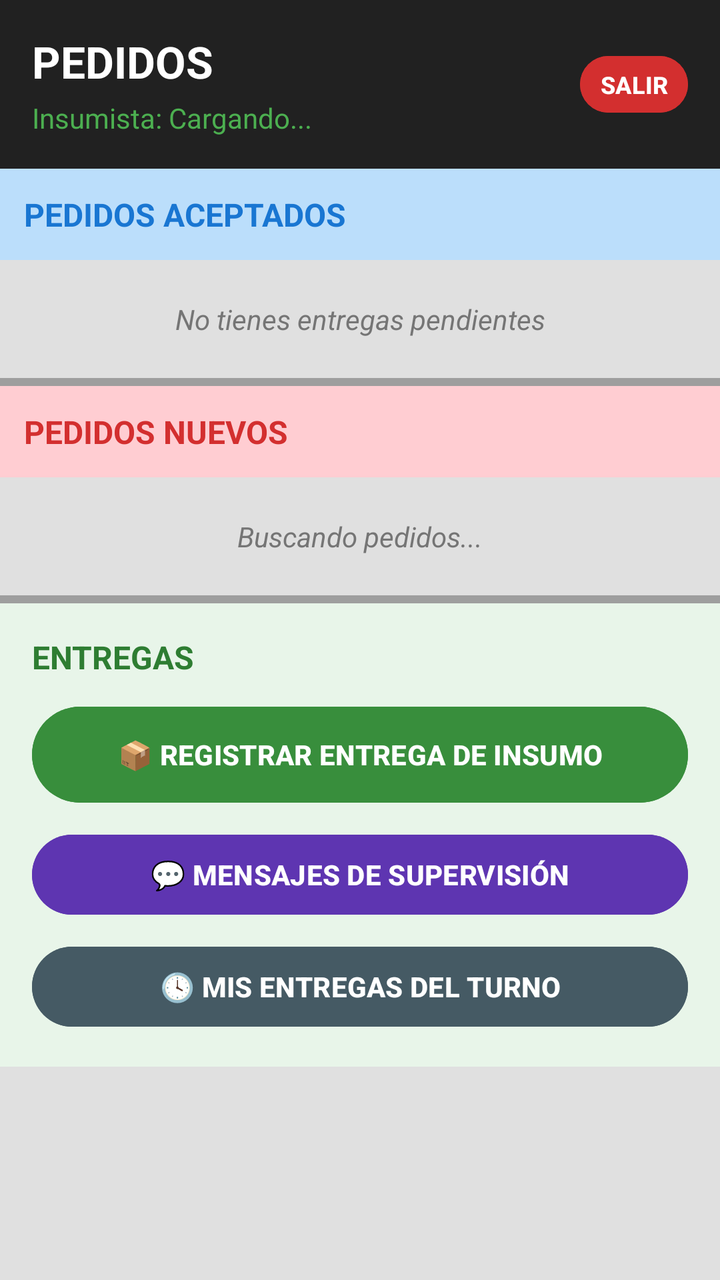
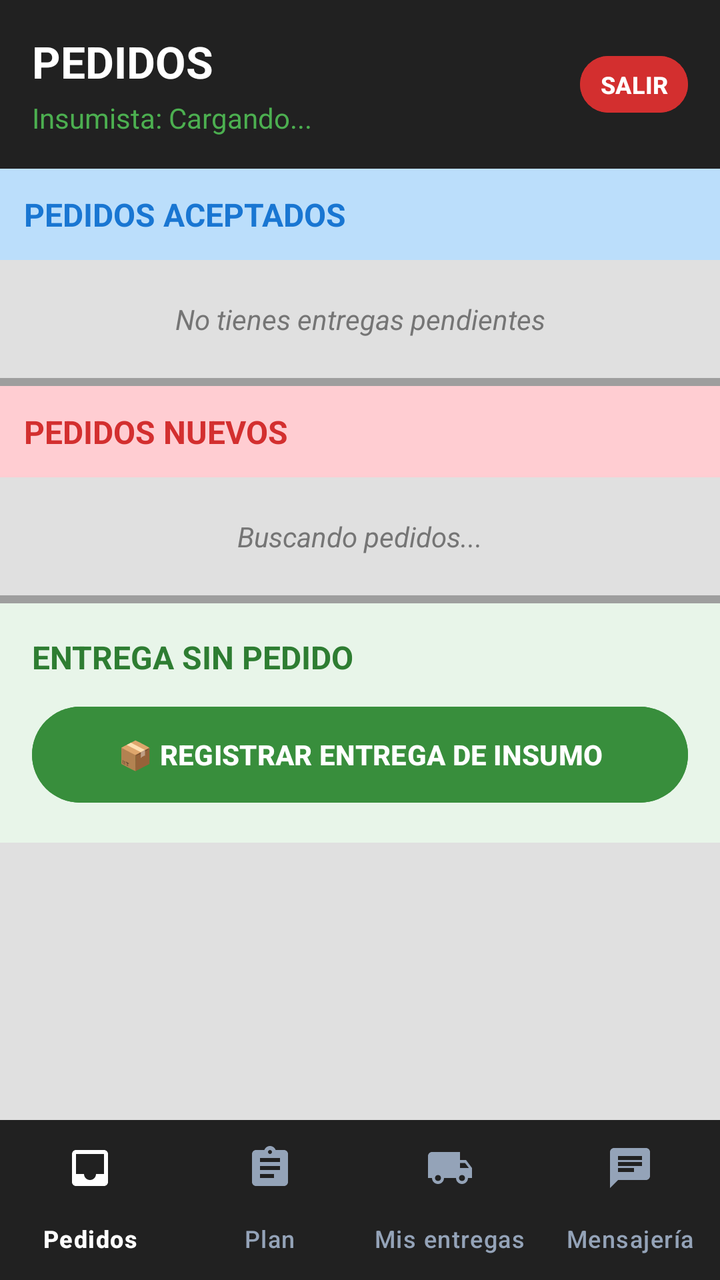

Two renders of the same Android screen: before a commit and after it. Below are the layout's source before the change and the commit's diff.
<!-- AndroidManifest.xml: application theme Theme.Controller -->
<!-- res/layout/activity_bandeja_insumos.xml -->
<?xml version="1.0" encoding="utf-8"?>
<LinearLayout xmlns:android="http://schemas.android.com/apk/res/android"
    android:layout_width="match_parent"
    android:layout_height="match_parent"
    android:orientation="vertical"
    android:background="#E0E0E0"
    android:fitsSystemWindows="true">

    <LinearLayout
        android:layout_width="match_parent"
        android:layout_height="wrap_content"
        android:background="#212121"
        android:padding="16dp"
        android:orientation="horizontal"
        android:gravity="center_vertical">
        <LinearLayout
            android:layout_width="0dp"
            android:layout_height="wrap_content"
            android:layout_weight="1"
            android:orientation="vertical">
            <TextView
                android:layout_width="wrap_content"
                android:layout_height="wrap_content"
                android:text="PEDIDOS"
                android:textColor="#FFFFFF"
                android:textSize="22sp"
                android:textStyle="bold"/>
            <TextView
                android:id="@+id/tvUsuarioLogueado"
                android:layout_width="wrap_content"
                android:layout_height="wrap_content"
                android:text="Insumista: Cargando..."
                android:textColor="#4CAF50"
                android:textSize="14sp"
                android:layout_marginTop="4dp"/>
        </LinearLayout>
        <Button
            android:id="@+id/btnCerrarSesion"
            android:layout_width="wrap_content"
            android:layout_height="wrap_content"
            android:minHeight="0dp"
            android:minWidth="0dp"
            android:paddingHorizontal="10dp"
            android:text="SALIR"
            android:textSize="12sp"
            android:backgroundTint="#D32F2F"
            android:textColor="#FFFFFF"
            android:textStyle="bold"/>
    </LinearLayout>

    <androidx.core.widget.NestedScrollView
        android:layout_width="match_parent"
        android:layout_height="match_parent"
        android:fillViewport="true">

        <LinearLayout
            android:layout_width="match_parent"
            android:layout_height="wrap_content"
            android:orientation="vertical">

            <TextView
                android:layout_width="match_parent"
                android:layout_height="wrap_content"
                android:text="PEDIDOS ACEPTADOS"
                android:textColor="#1976D2"
                android:textStyle="bold"
                android:padding="12dp"
                android:textSize="16sp"
                android:background="#BBDEFB"/>

            <TextView
                android:id="@+id/tvSinAsignados"
                android:layout_width="match_parent"
                android:layout_height="wrap_content"
                android:text="No tienes entregas pendientes"
                android:gravity="center"
                android:padding="20dp"
                android:textStyle="italic"
                android:textColor="#757575"/>

            <androidx.recyclerview.widget.RecyclerView
                android:id="@+id/rvAsignados"
                android:layout_width="match_parent"
                android:layout_height="wrap_content"
                android:nestedScrollingEnabled="false" /> <View
            android:layout_width="match_parent"
            android:layout_height="4dp"
            android:background="#9E9E9E"/>

            <TextView
                android:layout_width="match_parent"
                android:layout_height="wrap_content"
                android:text="PEDIDOS NUEVOS"
                android:textColor="#D32F2F"
                android:textStyle="bold"
                android:padding="12dp"
                android:textSize="16sp"
                android:background="#FFCDD2"/>

            <TextView
                android:id="@+id/tvSinPedidos"
                android:layout_width="match_parent"
                android:layout_height="wrap_content"
                android:text="Buscando pedidos..."
                android:gravity="center"
                android:padding="20dp"
                android:textStyle="italic"
                android:textColor="#757575"/>

            <androidx.recyclerview.widget.RecyclerView
                android:id="@+id/rvPedidos"
                android:layout_width="match_parent"
                android:layout_height="wrap_content"
                android:nestedScrollingEnabled="false" />

            <View
                android:layout_width="match_parent"
                android:layout_height="4dp"
                android:background="#9E9E9E"/>

            <LinearLayout
                android:layout_width="match_parent"
                android:layout_height="wrap_content"
                android:background="#E8F5E9"
                android:padding="16dp"
                android:orientation="vertical">

                <TextView
                    android:layout_width="match_parent"
                    android:layout_height="wrap_content"
                    android:text="ENTREGAS"
                    android:textColor="#2E7D32"
                    android:textStyle="bold"
                    android:textSize="16sp"
                    android:layout_marginBottom="10dp"/>

                <Button
                    android:id="@+id/btnEntregarInsumo"
                    android:layout_width="match_parent"
                    android:layout_height="56dp"
                    android:text="📦 REGISTRAR ENTREGA DE INSUMO"
                    android:textColor="#FFFFFF"
                    android:textStyle="bold"
                    android:backgroundTint="#388E3C"/>

                <Button
                    android:id="@+id/btnMensajesBodega"
                    android:layout_width="match_parent"
                    android:layout_height="48dp"
                    android:layout_marginTop="8dp"
                    android:text="💬 MENSAJES DE SUPERVISIÓN"
                    android:textColor="#FFFFFF"
                    android:textStyle="bold"
                    android:backgroundTint="#5E35B1"/>

                <Button
                    android:id="@+id/btnHistorialEntregas"
                    android:layout_width="match_parent"
                    android:layout_height="48dp"
                    android:layout_marginTop="8dp"
                    android:text="🕓 MIS ENTREGAS DEL TURNO"
                    android:textColor="#FFFFFF"
                    android:textStyle="bold"
                    android:backgroundTint="#455A64"/>
            </LinearLayout>

        </LinearLayout>
    </androidx.core.widget.NestedScrollView>

</LinearLayout>
<!-- resources referenced by this layout -->
<resources>
  <style name="Theme.Controller" parent="Base.Theme.Controller" />
  <style name="Base.Theme.Controller" parent="Theme.Material3.DayNight.NoActionBar">
          
          
      </style>
</resources>

<!-- the commit's change to res/layout/activity_bandeja_insumos.xml (unified diff, before → after) -->
@@ -1,10 +1,10 @@
 <?xml version="1.0" encoding="utf-8"?>
 <LinearLayout xmlns:android="http://schemas.android.com/apk/res/android"
+    xmlns:app="http://schemas.android.com/apk/res-auto"
     android:layout_width="match_parent"
     android:layout_height="match_parent"
     android:orientation="vertical"
-    android:background="#E0E0E0"
-    android:fitsSystemWindows="true">
+    android:background="#E0E0E0">
 
     <LinearLayout
         android:layout_width="match_parent"
@@ -19,6 +19,7 @@
             android:layout_weight="1"
             android:orientation="vertical">
             <TextView
+                android:id="@+id/tvTituloBandeja"
                 android:layout_width="wrap_content"
                 android:layout_height="wrap_content"
                 android:text="PEDIDOS"
@@ -48,123 +49,232 @@
             android:textStyle="bold"/>
     </LinearLayout>
 
-    <androidx.core.widget.NestedScrollView
+    <FrameLayout
         android:layout_width="match_parent"
-        android:layout_height="match_parent"
-        android:fillViewport="true">
-
-        <LinearLayout
-            android:layout_width="match_parent"
-            android:layout_height="wrap_content"
-            android:orientation="vertical">
+        android:layout_height="0dp"
+        android:layout_weight="1">
+
+        
+        <androidx.core.widget.NestedScrollView
+            android:id="@+id/panelPedidos"
+            android:layout_width="match_parent"
+            android:layout_height="match_parent"
+            android:fillViewport="true">
+
+            <LinearLayout
+                android:layout_width="match_parent"
+                android:layout_height="wrap_content"
+                android:orientation="vertical">
+
+                <TextView
+                    android:layout_width="match_parent"
+                    android:layout_height="wrap_content"
+                    android:text="PEDIDOS ACEPTADOS"
+                    android:textColor="#1976D2"
+                    android:textStyle="bold"
+                    android:padding="12dp"
+                    android:textSize="16sp"
+                    android:background="#BBDEFB"/>
+
+                <TextView
+                    android:id="@+id/tvSinAsignados"
+                    android:layout_width="match_parent"
+                    android:layout_height="wrap_content"
+                    android:text="No tienes entregas pendientes"
+                    android:gravity="center"
+                    android:padding="20dp"
+                    android:textStyle="italic"
+                    android:textColor="#757575"/>
+
+                <androidx.recyclerview.widget.RecyclerView
+                    android:id="@+id/rvAsignados"
+                    android:layout_width="match_parent"
+                    android:layout_height="wrap_content"
+                    android:nestedScrollingEnabled="false" />
+
+                <View
+                    android:layout_width="match_parent"
+                    android:layout_height="4dp"
+                    android:background="#9E9E9E"/>
+
+                <TextView
+                    android:layout_width="match_parent"
+                    android:layout_height="wrap_content"
+                    android:text="PEDIDOS NUEVOS"
+                    android:textColor="#D32F2F"
+                    android:textStyle="bold"
+                    android:padding="12dp"
+                    android:textSize="16sp"
+                    android:background="#FFCDD2"/>
+
+                <TextView
+                    android:id="@+id/tvSinPedidos"
+                    android:layout_width="match_parent"
+                    android:layout_height="wrap_content"
+                    android:text="Buscando pedidos..."
+                    android:gravity="center"
+                    android:padding="20dp"
+                    android:textStyle="italic"
+                    android:textColor="#757575"/>
+
+                <androidx.recyclerview.widget.RecyclerView
+                    android:id="@+id/rvPedidos"
+                    android:layout_width="match_parent"
+                    android:layout_height="wrap_content"
+                    android:nestedScrollingEnabled="false" />
+
+                <View
+                    android:layout_width="match_parent"
+                    android:layout_height="4dp"
+                    android:background="#9E9E9E"/>
+
+                <LinearLayout
+                    android:layout_width="match_parent"
+                    android:layout_height="wrap_content"
+                    android:background="#E8F5E9"
+                    android:padding="16dp"
+                    android:orientation="vertical">
+
+                    <TextView
+                        android:layout_width="match_parent"
+                        android:layout_height="wrap_content"
+                        android:text="ENTREGA SIN PEDIDO"
+                        android:textColor="#2E7D32"
+                        android:textStyle="bold"
+                        android:textSize="16sp"
+                        android:layout_marginBottom="10dp"/>
+
+                    <Button
+                        android:id="@+id/btnEntregarInsumo"
+                        android:layout_width="match_parent"
+                        android:layout_height="56dp"
+                        android:text="📦 REGISTRAR ENTREGA DE INSUMO"
+                        android:textColor="#FFFFFF"
+                        android:textStyle="bold"
+                        android:backgroundTint="#388E3C"/>
+                </LinearLayout>
+
+            </LinearLayout>
+        </androidx.core.widget.NestedScrollView>
+
+        
+        <androidx.swiperefreshlayout.widget.SwipeRefreshLayout
+            android:id="@+id/panelPlan"
+            android:layout_width="match_parent"
+            android:layout_height="match_parent"
+            android:visibility="gone">
+
+            <FrameLayout
+                android:layout_width="match_parent"
+                android:layout_height="match_parent">
+
+                <androidx.recyclerview.widget.RecyclerView
+                    android:id="@+id/rvPlanInsumista"
+                    android:layout_width="match_parent"
+                    android:layout_height="match_parent"
+                    android:clipToPadding="false"
+                    android:padding="8dp" />
+
+                <TextView
+                    android:id="@+id/tvVacioPlan"
+                    android:layout_width="wrap_content"
+                    android:layout_height="wrap_content"
+                    android:layout_gravity="center"
+                    android:gravity="center"
+                    android:padding="24dp"
+                    android:text="Cargando el plan de hoy…"
+                    android:textColor="#757575"
+                    android:textSize="15sp" />
+            </FrameLayout>
+        </androidx.swiperefreshlayout.widget.SwipeRefreshLayout>
+
+        
+        <androidx.swiperefreshlayout.widget.SwipeRefreshLayout
+            android:id="@+id/panelEntregas"
+            android:layout_width="match_parent"
+            android:layout_height="match_parent"
+            android:visibility="gone">
+
+            <LinearLayout
+                android:layout_width="match_parent"
+                android:layout_height="match_parent"
+                android:orientation="vertical">
+
+                <TextView
+                    android:id="@+id/tvResumenEntregas"
+                    android:layout_width="match_parent"
+                    android:layout_height="wrap_content"
+                    android:background="#E8F5E9"
+                    android:padding="12dp"
+                    android:text="Turno iniciado a las —"
+                    android:textColor="#2E7D32"
+                    android:textSize="14sp"
+                    android:textStyle="bold" />
+
+                <FrameLayout
+                    android:layout_width="match_parent"
+                    android:layout_height="0dp"
+                    android:layout_weight="1">
+
+                    <androidx.recyclerview.widget.RecyclerView
+                        android:id="@+id/rvEntregasTurno"
+                        android:layout_width="match_parent"
+                        android:layout_height="match_parent"
+                        android:clipToPadding="false"
+                        android:padding="8dp" />
+
+                    <TextView
+                        android:id="@+id/tvVacioEntregas"
+                        android:layout_width="wrap_content"
+                        android:layout_height="wrap_content"
+                        android:layout_gravity="center"
+                        android:gravity="center"
+                        android:padding="24dp"
+                        android:text="Cargando…"
+                        android:textColor="#757575"
+                        android:textSize="15sp" />
+                </FrameLayout>
+            </LinearLayout>
+        </androidx.swiperefreshlayout.widget.SwipeRefreshLayout>
+
+        
+        <FrameLayout
+            android:id="@+id/panelMensajeria"
+            android:layout_width="match_parent"
+            android:layout_height="match_parent"
+            android:background="#FFFFFF"
+            android:visibility="gone">
+
+            <androidx.recyclerview.widget.RecyclerView
+                android:id="@+id/rvChatsInsumista"
+                android:layout_width="match_parent"
+                android:layout_height="match_parent"
+                android:clipToPadding="false"
+                android:paddingVertical="4dp" />
 
             <TextView
-                android:layout_width="match_parent"
-                android:layout_height="wrap_content"
-                android:text="PEDIDOS ACEPTADOS"
-                android:textColor="#1976D2"
-                android:textStyle="bold"
-                android:padding="12dp"
-                android:textSize="16sp"
-                android:background="#BBDEFB"/>
-
-            <TextView
-                android:id="@+id/tvSinAsignados"
-                android:layout_width="match_parent"
-                android:layout_height="wrap_content"
-                android:text="No tienes entregas pendientes"
+                android:id="@+id/tvVacioChats"
+                android:layout_width="wrap_content"
+                android:layout_height="wrap_content"
+                android:layout_gravity="center"
                 android:gravity="center"
-                android:padding="20dp"
-                android:textStyle="italic"
-                android:textColor="#757575"/>
-
-            <androidx.recyclerview.widget.RecyclerView
-                android:id="@+id/rvAsignados"
-                android:layout_width="match_parent"
-                android:layout_height="wrap_content"
-                android:nestedScrollingEnabled="false" /> <View
-            android:layout_width="match_parent"
-            android:layout_height="4dp"
-            android:background="#9E9E9E"/>
-
-            <TextView
-                android:layout_width="match_parent"
-                android:layout_height="wrap_content"
-                android:text="PEDIDOS NUEVOS"
-                android:textColor="#D32F2F"
-                android:textStyle="bold"
-                android:padding="12dp"
-                android:textSize="16sp"
-                android:background="#FFCDD2"/>
-
-            <TextView
-                android:id="@+id/tvSinPedidos"
-                android:layout_width="match_parent"
-                android:layout_height="wrap_content"
-                android:text="Buscando pedidos..."
-                android:gravity="center"
-                android:padding="20dp"
-                android:textStyle="italic"
-                android:textColor="#757575"/>
-
-            <androidx.recyclerview.widget.RecyclerView
-                android:id="@+id/rvPedidos"
-                android:layout_width="match_parent"
-                android:layout_height="wrap_content"
-                android:nestedScrollingEnabled="false" />
-
-            <View
-                android:layout_width="match_parent"
-                android:layout_height="4dp"
-                android:background="#9E9E9E"/>
-
-            <LinearLayout
-                android:layout_width="match_parent"
-                android:layout_height="wrap_content"
-                android:background="#E8F5E9"
-                android:padding="16dp"
-                android:orientation="vertical">
-
-                <TextView
-                    android:layout_width="match_parent"
-                    android:layout_height="wrap_content"
-                    android:text="ENTREGAS"
-                    android:textColor="#2E7D32"
-                    android:textStyle="bold"
-                    android:textSize="16sp"
-                    android:layout_marginBottom="10dp"/>
-
-                <Button
-                    android:id="@+id/btnEntregarInsumo"
-                    android:layout_width="match_parent"
-                    android:layout_height="56dp"
-                    android:text="📦 REGISTRAR ENTREGA DE INSUMO"
-                    android:textColor="#FFFFFF"
-                    android:textStyle="bold"
-                    android:backgroundTint="#388E3C"/>
-
-                <Button
-                    android:id="@+id/btnMensajesBodega"
-                    android:layout_width="match_parent"
-                    android:layout_height="48dp"
-                    android:layout_marginTop="8dp"
-                    android:text="💬 MENSAJES DE SUPERVISIÓN"
-                    android:textColor="#FFFFFF"
-                    android:textStyle="bold"
-                    android:backgroundTint="#5E35B1"/>
-
-                <Button
-                    android:id="@+id/btnHistorialEntregas"
-                    android:layout_width="match_parent"
-                    android:layout_height="48dp"
-                    android:layout_marginTop="8dp"
-                    android:text="🕓 MIS ENTREGAS DEL TURNO"
-                    android:textColor="#FFFFFF"
-                    android:textStyle="bold"
-                    android:backgroundTint="#455A64"/>
-            </LinearLayout>
-
-        </LinearLayout>
-    </androidx.core.widget.NestedScrollView>
+                android:padding="24dp"
+                android:text="Cargando…"
+                android:textColor="#64748B"
+                android:textSize="15sp" />
+        </FrameLayout>
+    </FrameLayout>
+
+    <com.google.android.material.bottomnavigation.BottomNavigationView
+        android:id="@+id/navInsumista"
+        android:layout_width="match_parent"
+        android:layout_height="wrap_content"
+        android:background="#212121"
+        app:menu="@menu/menu_tabs_insumista"
+        app:labelVisibilityMode="labeled"
+        app:itemIconTint="@color/nav_inferior"
+        app:itemTextColor="@color/nav_inferior"
+        app:itemActiveIndicatorStyle="@style/Widget.Material3.BottomNavigationView.ActiveIndicator"
+        app:itemRippleColor="#33FFFFFF"/>
 
 </LinearLayout>
